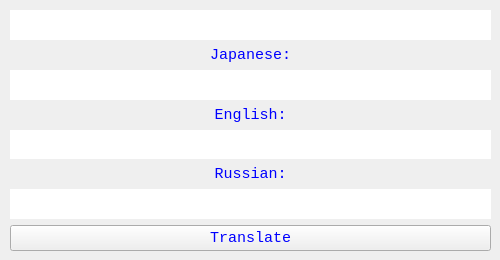
Old version of the form ui.ui in the repository masajinobe/Translator.
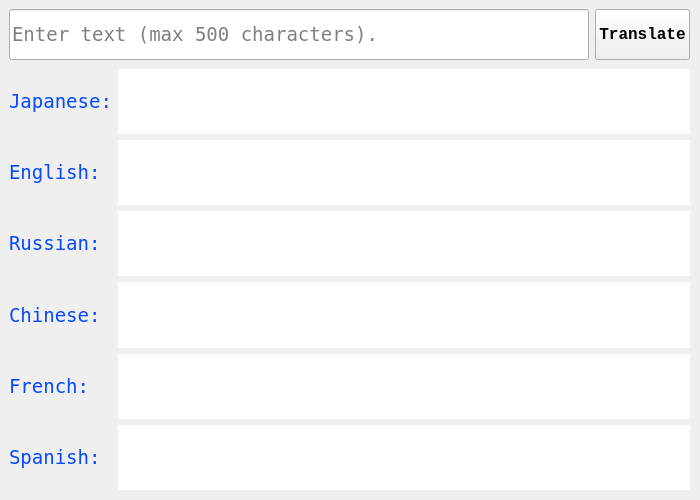
New version of the form. Icons and pictures are not drawn.

Diff of the .ui file:
```diff
--- a/ui.ui
+++ b/ui.ui
@@ -6,16 +6,28 @@
    <rect>
     <x>0</x>
     <y>0</y>
-    <width>500</width>
-    <height>260</height>
+    <width>700</width>
+    <height>500</height>
    </rect>
   </property>
   <property name="sizePolicy">
-   <sizepolicy hsizetype="Expanding" vsizetype="Fixed">
+   <sizepolicy hsizetype="Expanding" vsizetype="Expanding">
     <horstretch>0</horstretch>
     <verstretch>0</verstretch>
    </sizepolicy>
   </property>
+  <property name="font">
+   <font>
+    <family>Consolas</family>
+    <pointsize>14</pointsize>
+   </font>
+  </property>
+  <property name="cursor">
+   <cursorShape>ArrowCursor</cursorShape>
+  </property>
+  <property name="mouseTracking">
+   <bool>false</bool>
+  </property>
   <property name="contextMenuPolicy">
    <enum>Qt::NoContextMenu</enum>
   </property>
@@ -29,22 +41,30 @@
   <property name="windowOpacity">
    <double>0.880000000000000</double>
   </property>
+  <property name="layoutDirection">
+   <enum>Qt::LeftToRight</enum>
+  </property>
+  <property name="autoFillBackground">
+   <bool>false</bool>
+  </property>
   <property name="styleSheet">
-   <string notr="true">color: rgb(0, 255, 255);
-color: rgb(0, 0, 255);</string>
+   <string notr="true">color: rgb(6, 72, 255);</string>
   </property>
-  <widget class="QWidget" name="verticalLayoutWidget">
+  <property name="locale">
+   <locale language="English" country="UnitedStates"/>
+  </property>
+  <widget class="QWidget" name="gridLayoutWidget">
    <property name="geometry">
     <rect>
-     <x>10</x>
-     <y>10</y>
-     <width>481</width>
-     <height>241</height>
+     <x>9</x>
+     <y>69</y>
+     <width>681</width>
+     <height>421</height>
     </rect>
    </property>
-   <layout class="QVBoxLayout" name="verticalLayout">
-    <item>
-     <widget class="QLineEdit" name="TextInput">
+   <layout class="QGridLayout" name="gridLayout">
+    <item row="0" column="1">
+     <widget class="QLineEdit" name="JaEdit">
       <property name="sizePolicy">
        <sizepolicy hsizetype="Expanding" vsizetype="Expanding">
         <horstretch>0</horstretch>
@@ -53,39 +73,299 @@
       </property>
       <property name="font">
        <font>
-        <family>Consolas</family>
+        <family>DejaVu Sans Mono</family>
+        <pointsize>13</pointsize>
+       </font>
+      </property>
+      <property name="mouseTracking">
+       <bool>false</bool>
+      </property>
+      <property name="focusPolicy">
+       <enum>Qt::StrongFocus</enum>
+      </property>
+      <property name="contextMenuPolicy">
+       <enum>Qt::NoContextMenu</enum>
+      </property>
+      <property name="styleSheet">
+       <string notr="true">color: rgb(0, 0, 0);</string>
+      </property>
+      <property name="frame">
+       <bool>false</bool>
+      </property>
+      <property name="readOnly">
+       <bool>true</bool>
+      </property>
+      <property name="clearButtonEnabled">
+       <bool>false</bool>
+      </property>
+     </widget>
+    </item>
+    <item row="4" column="0">
+     <widget class="QLabel" name="FrenchLabel">
+      <property name="sizePolicy">
+       <sizepolicy hsizetype="Fixed" vsizetype="Expanding">
+        <horstretch>0</horstretch>
+        <verstretch>0</verstretch>
+       </sizepolicy>
+      </property>
+      <property name="font">
+       <font>
+        <family>DejaVu Sans Mono</family>
         <pointsize>14</pointsize>
        </font>
       </property>
+      <property name="contextMenuPolicy">
+       <enum>Qt::NoContextMenu</enum>
+      </property>
+      <property name="text">
+       <string>French:</string>
+      </property>
+     </widget>
+    </item>
+    <item row="1" column="1">
+     <widget class="QLineEdit" name="EnEdit">
+      <property name="sizePolicy">
+       <sizepolicy hsizetype="Expanding" vsizetype="Expanding">
+        <horstretch>0</horstretch>
+        <verstretch>0</verstretch>
+       </sizepolicy>
+      </property>
+      <property name="font">
+       <font>
+        <family>DejaVu Sans Mono</family>
+        <pointsize>13</pointsize>
+       </font>
+      </property>
+      <property name="mouseTracking">
+       <bool>false</bool>
+      </property>
+      <property name="focusPolicy">
+       <enum>Qt::StrongFocus</enum>
+      </property>
+      <property name="contextMenuPolicy">
+       <enum>Qt::NoContextMenu</enum>
+      </property>
       <property name="styleSheet">
        <string notr="true">color: rgb(0, 0, 0);</string>
       </property>
-      <property name="inputMask">
-       <string/>
+      <property name="frame">
+       <bool>false</bool>
       </property>
+      <property name="readOnly">
+       <bool>true</bool>
+      </property>
+      <property name="clearButtonEnabled">
+       <bool>false</bool>
+      </property>
+     </widget>
+    </item>
+    <item row="2" column="0">
+     <widget class="QLabel" name="RussianLabel">
+      <property name="sizePolicy">
+       <sizepolicy hsizetype="Fixed" vsizetype="Expanding">
+        <horstretch>0</horstretch>
+        <verstretch>0</verstretch>
+       </sizepolicy>
+      </property>
+      <property name="font">
+       <font>
+        <family>DejaVu Sans Mono</family>
+        <pointsize>14</pointsize>
+       </font>
+      </property>
+      <property name="contextMenuPolicy">
+       <enum>Qt::NoContextMenu</enum>
+      </property>
       <property name="text">
+       <string>Russian:</string>
+      </property>
+     </widget>
+    </item>
+    <item row="2" column="1">
+     <widget class="QLineEdit" name="RuEdit">
+      <property name="sizePolicy">
+       <sizepolicy hsizetype="Expanding" vsizetype="Expanding">
+        <horstretch>0</horstretch>
+        <verstretch>0</verstretch>
+       </sizepolicy>
+      </property>
+      <property name="font">
+       <font>
+        <family>DejaVu Sans Mono</family>
+        <pointsize>13</pointsize>
+       </font>
+      </property>
+      <property name="mouseTracking">
+       <bool>false</bool>
+      </property>
+      <property name="focusPolicy">
+       <enum>Qt::StrongFocus</enum>
+      </property>
+      <property name="contextMenuPolicy">
+       <enum>Qt::NoContextMenu</enum>
+      </property>
+      <property name="styleSheet">
+       <string notr="true">color: rgb(0, 0, 0);</string>
+      </property>
+      <property name="frame">
+       <bool>false</bool>
+      </property>
+      <property name="readOnly">
+       <bool>true</bool>
+      </property>
+      <property name="clearButtonEnabled">
+       <bool>false</bool>
+      </property>
+     </widget>
+    </item>
+    <item row="5" column="1">
+     <widget class="QLineEdit" name="EsEdit">
+      <property name="sizePolicy">
+       <sizepolicy hsizetype="Expanding" vsizetype="Expanding">
+        <horstretch>0</horstretch>
+        <verstretch>0</verstretch>
+       </sizepolicy>
+      </property>
+      <property name="font">
+       <font>
+        <family>DejaVu Sans Mono</family>
+        <pointsize>13</pointsize>
+       </font>
+      </property>
+      <property name="mouseTracking">
+       <bool>false</bool>
+      </property>
+      <property name="focusPolicy">
+       <enum>Qt::StrongFocus</enum>
+      </property>
+      <property name="contextMenuPolicy">
+       <enum>Qt::NoContextMenu</enum>
+      </property>
+      <property name="styleSheet">
+       <string notr="true">color: rgb(0, 0, 0);</string>
+      </property>
+      <property name="text">
        <string/>
       </property>
       <property name="frame">
        <bool>false</bool>
       </property>
-      <property name="alignment">
-       <set>Qt::AlignCenter</set>
+      <property name="readOnly">
+       <bool>true</bool>
       </property>
+      <property name="clearButtonEnabled">
+       <bool>false</bool>
+      </property>
      </widget>
     </item>
-    <item>
-     <widget class="QLabel" name="label">
+    <item row="3" column="1">
+     <widget class="QLineEdit" name="CnEdit">
       <property name="sizePolicy">
-       <sizepolicy hsizetype="Expanding" vsizetype="Fixed">
+       <sizepolicy hsizetype="Expanding" vsizetype="Expanding">
         <horstretch>0</horstretch>
         <verstretch>0</verstretch>
        </sizepolicy>
       </property>
       <property name="font">
        <font>
-        <family>Consolas</family>
-        <pointsize>11</pointsize>
+        <family>DejaVu Sans Mono</family>
+        <pointsize>13</pointsize>
+       </font>
+      </property>
+      <property name="mouseTracking">
+       <bool>false</bool>
+      </property>
+      <property name="focusPolicy">
+       <enum>Qt::StrongFocus</enum>
+      </property>
+      <property name="contextMenuPolicy">
+       <enum>Qt::NoContextMenu</enum>
+      </property>
+      <property name="styleSheet">
+       <string notr="true">color: rgb(0, 0, 0);</string>
+      </property>
+      <property name="frame">
+       <bool>false</bool>
+      </property>
+      <property name="readOnly">
+       <bool>true</bool>
+      </property>
+      <property name="clearButtonEnabled">
+       <bool>false</bool>
+      </property>
+     </widget>
+    </item>
+    <item row="4" column="1">
+     <widget class="QLineEdit" name="FrEdit">
+      <property name="sizePolicy">
+       <sizepolicy hsizetype="Expanding" vsizetype="Expanding">
+        <horstretch>0</horstretch>
+        <verstretch>0</verstretch>
+       </sizepolicy>
+      </property>
+      <property name="font">
+       <font>
+        <family>DejaVu Sans Mono</family>
+        <pointsize>13</pointsize>
+       </font>
+      </property>
+      <property name="mouseTracking">
+       <bool>false</bool>
+      </property>
+      <property name="focusPolicy">
+       <enum>Qt::StrongFocus</enum>
+      </property>
+      <property name="contextMenuPolicy">
+       <enum>Qt::NoContextMenu</enum>
+      </property>
+      <property name="styleSheet">
+       <string notr="true">color: rgb(0, 0, 0);</string>
+      </property>
+      <property name="frame">
+       <bool>false</bool>
+      </property>
+      <property name="readOnly">
+       <bool>true</bool>
+      </property>
+      <property name="clearButtonEnabled">
+       <bool>false</bool>
+      </property>
+     </widget>
+    </item>
+    <item row="3" column="0">
+     <widget class="QLabel" name="ChineseLabel">
+      <property name="sizePolicy">
+       <sizepolicy hsizetype="Fixed" vsizetype="Expanding">
+        <horstretch>0</horstretch>
+        <verstretch>0</verstretch>
+       </sizepolicy>
+      </property>
+      <property name="font">
+       <font>
+        <family>DejaVu Sans Mono</family>
+        <pointsize>14</pointsize>
+       </font>
+      </property>
+      <property name="contextMenuPolicy">
+       <enum>Qt::NoContextMenu</enum>
+      </property>
+      <property name="text">
+       <string>Chinese:</string>
+      </property>
+     </widget>
+    </item>
+    <item row="0" column="0">
+     <widget class="QLabel" name="JapaneseLabel">
+      <property name="sizePolicy">
+       <sizepolicy hsizetype="Fixed" vsizetype="Expanding">
+        <horstretch>0</horstretch>
+        <verstretch>0</verstretch>
+       </sizepolicy>
+      </property>
+      <property name="font">
+       <font>
+        <family>DejaVu Sans Mono</family>
+        <pointsize>14</pointsize>
        </font>
       </property>
       <property name="contextMenuPolicy">
@@ -94,60 +374,26 @@
       <property name="text">
        <string>Japanese:</string>
       </property>
-      <property name="alignment">
-       <set>Qt::AlignCenter</set>
+      <property name="textFormat">
+       <enum>Qt::AutoText</enum>
+      </property>
+      <property name="margin">
+       <number>0</number>
       </property>
      </widget>
     </item>
-    <item>
-     <widget class="QLineEdit" name="JapaneseText">
+    <item row="1" column="0">
+     <widget class="QLabel" name="EnglishLabel">
       <property name="sizePolicy">
-       <sizepolicy hsizetype="Expanding" vsizetype="Expanding">
+       <sizepolicy hsizetype="Fixed" vsizetype="Expanding">
         <horstretch>0</horstretch>
         <verstretch>0</verstretch>
        </sizepolicy>
       </property>
       <property name="font">
        <font>
-        <family>Consolas</family>
+        <family>DejaVu Sans Mono</family>
         <pointsize>14</pointsize>
-       </font>
-      </property>
-      <property name="mouseTracking">
-       <bool>false</bool>
-      </property>
-      <property name="contextMenuPolicy">
-       <enum>Qt::NoContextMenu</enum>
-      </property>
-      <property name="styleSheet">
-       <string notr="true">color: rgb(0, 0, 0);</string>
-      </property>
-      <property name="frame">
-       <bool>false</bool>
-      </property>
-      <property name="alignment">
-       <set>Qt::AlignCenter</set>
-      </property>
-      <property name="readOnly">
-       <bool>true</bool>
-      </property>
-      <property name="placeholderText">
-       <string/>
-      </property>
-     </widget>
-    </item>
-    <item>
-     <widget class="QLabel" name="label_2">
-      <property name="sizePolicy">
-       <sizepolicy hsizetype="Expanding" vsizetype="Fixed">
-        <horstretch>0</horstretch>
-        <verstretch>0</verstretch>
-       </sizepolicy>
-      </property>
-      <property name="font">
-       <font>
-        <family>Consolas</family>
-        <pointsize>11</pointsize>
        </font>
       </property>
       <property name="contextMenuPolicy">
@@ -156,72 +402,44 @@
       <property name="text">
        <string>English:</string>
       </property>
-      <property name="alignment">
-       <set>Qt::AlignCenter</set>
-      </property>
      </widget>
     </item>
-    <item>
-     <widget class="QLineEdit" name="EnglishText">
+    <item row="5" column="0">
+     <widget class="QLabel" name="SpanishLabel">
       <property name="sizePolicy">
-       <sizepolicy hsizetype="Expanding" vsizetype="Expanding">
+       <sizepolicy hsizetype="Fixed" vsizetype="Expanding">
         <horstretch>0</horstretch>
         <verstretch>0</verstretch>
        </sizepolicy>
       </property>
       <property name="font">
        <font>
-        <family>Consolas</family>
+        <family>DejaVu Sans Mono</family>
         <pointsize>14</pointsize>
-       </font>
-      </property>
-      <property name="contextMenuPolicy">
-       <enum>Qt::NoContextMenu</enum>
-      </property>
-      <property name="styleSheet">
-       <string notr="true">color: rgb(0, 0, 0);</string>
-      </property>
-      <property name="frame">
-       <bool>false</bool>
-      </property>
-      <property name="alignment">
-       <set>Qt::AlignCenter</set>
-      </property>
-      <property name="readOnly">
-       <bool>true</bool>
-      </property>
-      <property name="placeholderText">
-       <string/>
-      </property>
-     </widget>
-    </item>
-    <item>
-     <widget class="QLabel" name="label_3">
-      <property name="sizePolicy">
-       <sizepolicy hsizetype="Expanding" vsizetype="Fixed">
-        <horstretch>0</horstretch>
-        <verstretch>0</verstretch>
-       </sizepolicy>
-      </property>
-      <property name="font">
-       <font>
-        <family>Consolas</family>
-        <pointsize>11</pointsize>
        </font>
       </property>
       <property name="contextMenuPolicy">
        <enum>Qt::NoContextMenu</enum>
       </property>
       <property name="text">
-       <string>Russian:</string>
-      </property>
-      <property name="alignment">
-       <set>Qt::AlignCenter</set>
+       <string>Spanish:</string>
       </property>
      </widget>
     </item>
+   </layout>
+  </widget>
+  <widget class="QWidget" name="horizontalLayoutWidget">
+   <property name="geometry">
+    <rect>
+     <x>9</x>
+     <y>9</y>
+     <width>681</width>
+     <height>51</height>
+    </rect>
+   </property>
+   <layout class="QHBoxLayout" name="horizontalLayout_2">
     <item>
-     <widget class="QLineEdit" name="RussianText">
+     <widget class="QLineEdit" name="textEdit">
       <property name="sizePolicy">
        <sizepolicy hsizetype="Expanding" vsizetype="Expanding">
         <horstretch>0</horstretch>
@@ -230,7 +448,7 @@
       </property>
       <property name="font">
        <font>
-        <family>Consolas</family>
+        <family>DejaVu Sans Mono</family>
         <pointsize>14</pointsize>
        </font>
       </property>
@@ -241,26 +459,20 @@
        <string notr="true">color: rgb(0, 0, 0);</string>
       </property>
       <property name="frame">
-       <bool>false</bool>
-      </property>
-      <property name="alignment">
-       <set>Qt::AlignCenter</set>
-      </property>
-      <property name="readOnly">
        <bool>true</bool>
       </property>
       <property name="placeholderText">
-       <string/>
+       <string>Enter text (max 500 characters).</string>
       </property>
       <property name="clearButtonEnabled">
-       <bool>false</bool>
+       <bool>true</bool>
       </property>
      </widget>
     </item>
     <item>
      <widget class="QPushButton" name="pushButton">
       <property name="sizePolicy">
-       <sizepolicy hsizetype="Expanding" vsizetype="Fixed">
+       <sizepolicy hsizetype="Fixed" vsizetype="Expanding">
         <horstretch>0</horstretch>
         <verstretch>0</verstretch>
        </sizepolicy>
@@ -268,20 +480,26 @@
       <property name="font">
        <font>
         <family>Consolas</family>
-        <pointsize>11</pointsize>
-        <weight>50</weight>
-        <bold>false</bold>
+        <pointsize>12</pointsize>
+        <weight>75</weight>
+        <bold>true</bold>
        </font>
       </property>
       <property name="contextMenuPolicy">
        <enum>Qt::NoContextMenu</enum>
       </property>
+      <property name="styleSheet">
+       <string notr="true">color: rgb(0, 0, 0);</string>
+      </property>
       <property name="text">
        <string>Translate</string>
       </property>
       <property name="shortcut">
        <string>Return</string>
       </property>
+      <property name="checkable">
+       <bool>false</bool>
+      </property>
      </widget>
     </item>
    </layout>
```
Left out of the diff: 17 changed lines with no effect on the pictures.
